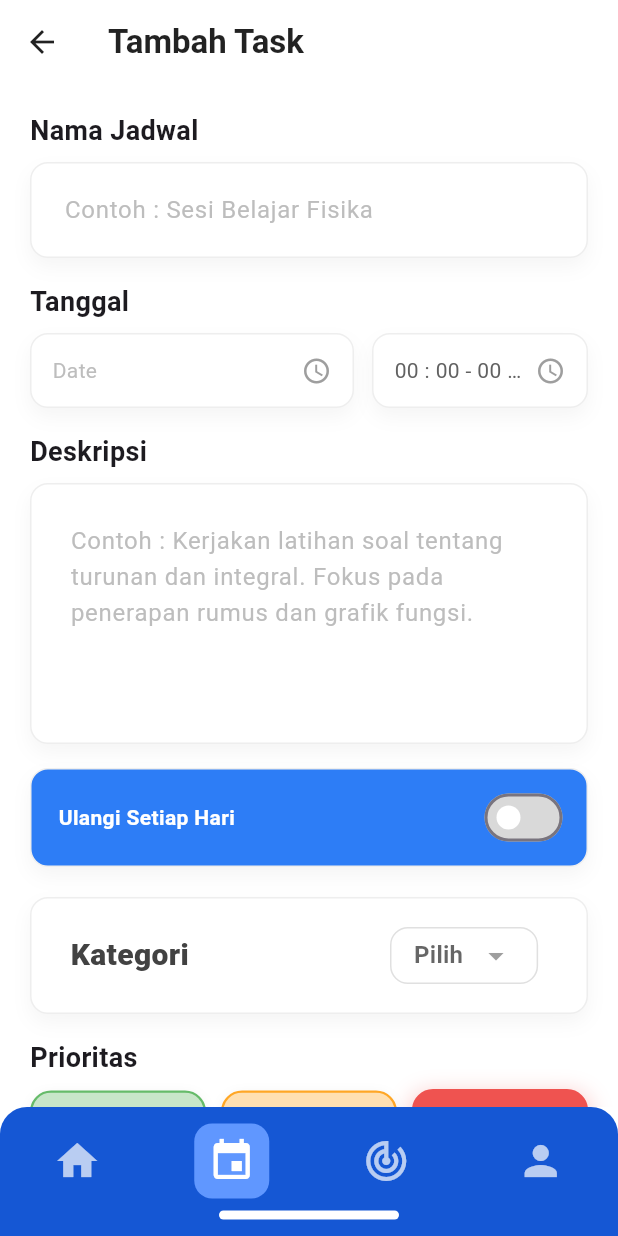
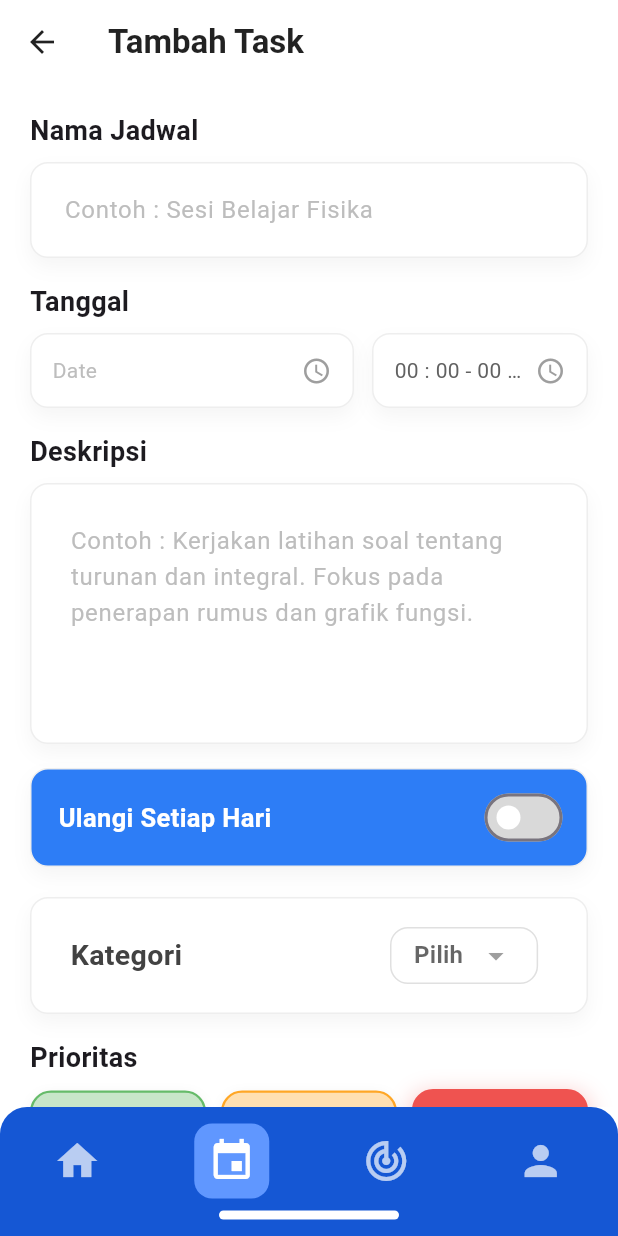
Before and after one commit to Luthfiashofaa/StudiGo-App, a Flutter app: the AddScheduleView screen opened by its route, on a phone screen of 412 x 824 dp. Run offline on Flutter 3.47's test engine with Material 3 defaults, Android fonts, the phone set to English and light mode, and no system bars; our stand-ins replace app_links, country_code_picker, flutter_dotenv, get, image_picker, permission_handler and 2 more; accounts and stored records are empty.

Commit message:
update font add

```diff
--- a/lib/app/modules/views/schedule/add_schedule_view.dart
+++ b/lib/app/modules/views/schedule/add_schedule_view.dart
@@ -499,6 +499,7 @@ class _AddScheduleViewState extends State<AddScheduleView> {
                       style: TextStyle(
                         fontWeight: FontWeight.w700,
                         color: Colors.white,
+                        fontSize: isTablet ? 18 : 17,
                       ),
                     ),
                   ],
@@ -528,8 +529,8 @@ class _AddScheduleViewState extends State<AddScheduleView> {
                   'Kategori',
                   style: TextStyle(
                     color: Colors.grey.shade800,
-                    fontWeight: FontWeight.w900,
-                    fontSize: isTablet ? 22 : 20,
+                    fontWeight: FontWeight.w700,
+                    fontSize: isTablet ? 20 : 19,
                   ),
                 ),
               ),
```
